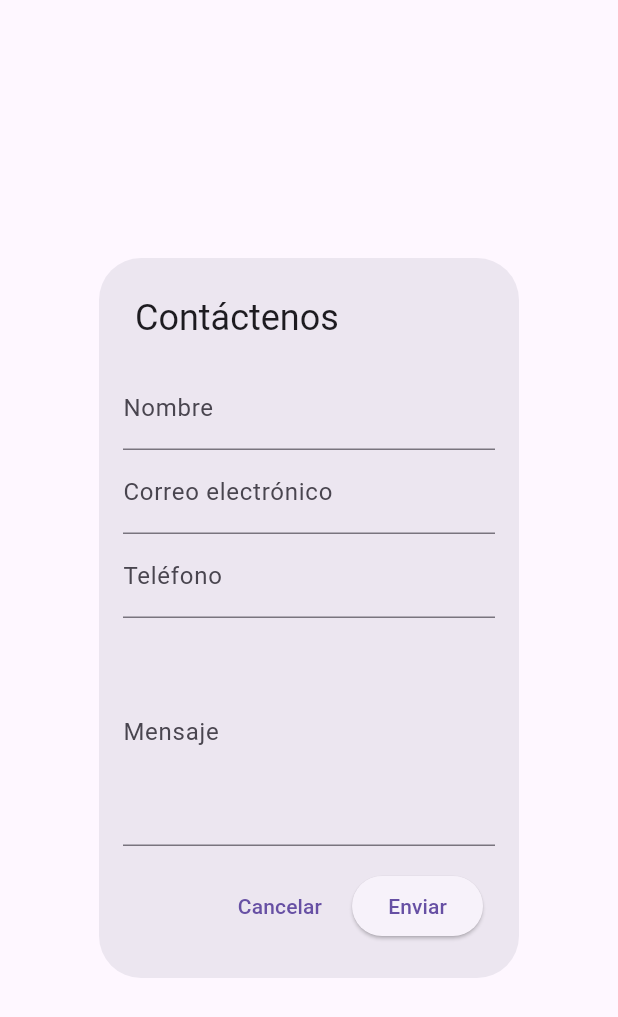
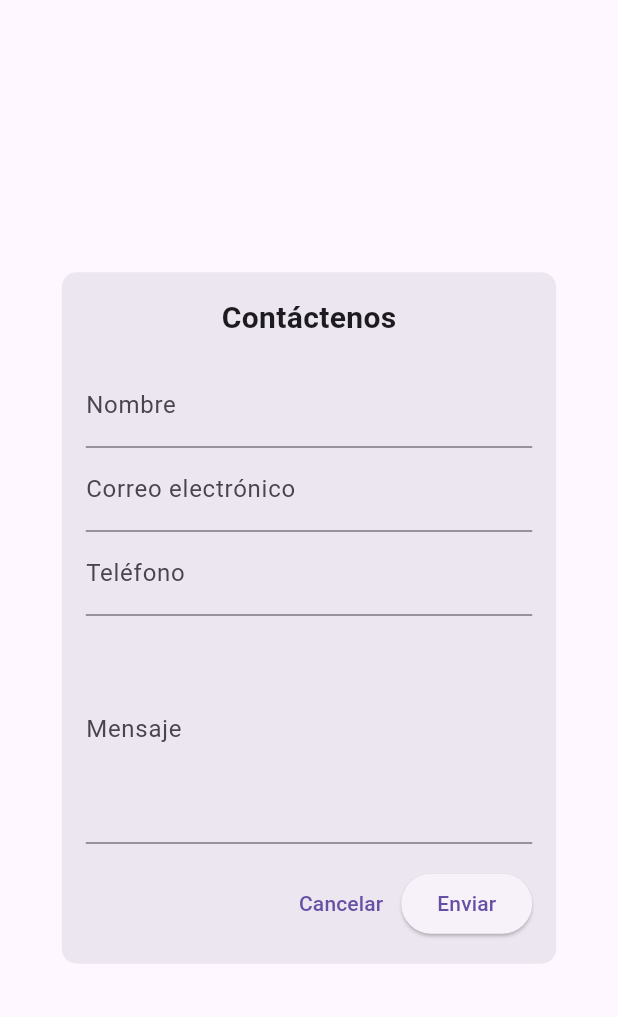
Before and after one commit to ivancho1212/app_flutter_conexion_agraria, a Flutter app: the ContactFormModal widget shown alone on an empty page, opened directly, on a phone screen of 412 x 824 dp. Shown: the top 1017 px of the screen. Run offline on Flutter 3.47's test engine with Material 3 defaults, Android fonts, the phone set to English and light mode, and no system bars; our stand-ins replace carousel_slider, google_maps_flutter, location; network calls fail.

Commit message:
change from and maps

```diff
--- a/lib/contact_form_modal.dart
+++ b/lib/contact_form_modal.dart
@@ -63,9 +63,22 @@ class _ContactFormModalState extends State<ContactFormModal> {
 
   @override
   Widget build(BuildContext context) {
-    return AlertDialog(
-      title: Text('Contáctenos'),
-      content: Form(
+    return Dialog(
+      shape: RoundedRectangleBorder(
+        borderRadius: BorderRadius.circular(10), // Esquinas menos redondeadas
+      ),
+      child: Container(
+        width: MediaQuery.of(context).size.width * 0.8, // Ancho personalizado
+        padding: EdgeInsets.all(16),
+        child: Column(
+          mainAxisSize: MainAxisSize.min,
+          children: [
+            Text(
+              'Contáctenos',
+              style: TextStyle(fontSize: 20, fontWeight: FontWeight.bold),
+            ),
+            SizedBox(height: 16),
+            Form(
               key: _formKey,
               child: Column(
                 mainAxisSize: MainAxisSize.min,
@@ -87,7 +100,8 @@ class _ContactFormModalState extends State<ContactFormModal> {
                     },
                   ),
                   TextFormField(
-              decoration: InputDecoration(labelText: 'Correo electrónico'),
+                    decoration:
+                        InputDecoration(labelText: 'Correo electrónico'),
                     onSaved: (value) => _email = value ?? '',
                     validator: (value) {
                       if (value == null || value.isEmpty) {
@@ -133,7 +147,10 @@ class _ContactFormModalState extends State<ContactFormModal> {
                 ],
               ),
             ),
-      actions: [
+            SizedBox(height: 16),
+            Row(
+              mainAxisAlignment: MainAxisAlignment.end,
+              children: [
                 TextButton(
                   onPressed: () {
                     Navigator.of(context).pop();
@@ -145,8 +162,10 @@ class _ContactFormModalState extends State<ContactFormModal> {
                   child: Text('Enviar'),
                 ),
               ],
-      contentPadding: EdgeInsets.all(16),
-      insetPadding: EdgeInsets.symmetric(horizontal: 20.0, vertical: 24.0),
+            ),
+          ],
+        ),
+      ),
     );
   }
 }
--- a/lib/property_details.dart
+++ b/lib/property_details.dart
@@ -148,7 +148,7 @@ class _PropertyDetailsState extends State<PropertyDetails> {
                     SizedBox(height: 16),
                     Row(
                       children: [
-                        Icon(Icons.thermostat, color: Colors.grey),
+                        Icon(Icons.brightness_6_outlined, color: Colors.grey),
                         SizedBox(width: 8),
                         Text('Clima: ${widget.property['clima']}'),
                       ],
@@ -156,7 +156,7 @@ class _PropertyDetailsState extends State<PropertyDetails> {
                     SizedBox(height: 8),
                     Row(
                       children: [
-                        Icon(Icons.square_foot, color: Colors.grey),
+                        Icon(Icons.crop_free, color: Colors.grey),
                         SizedBox(width: 8),
                         Text('Medidas: ${widget.property['medidas']} m²'),
                       ],
--- a/pubspec.yaml
+++ b/pubspec.yaml
@@ -11,11 +11,12 @@ dependencies:
   flutter:
     sdk: flutter
   http: ^0.13.0
-  google_maps_flutter: ^2.1.2
   flutter_svg: ^1.0.3
   cupertino_icons: ^1.0.6
   carousel_slider: ^4.1.1
   intl: ^0.17.0
+  google_maps_flutter: ^2.2.2 # Asegúrate de tener también el paquete de Google Maps
+  location: ^4.4.0
 
 dev_dependencies:
   flutter_test:
```
Also changed, not shown: lib/home.dart (+32 -25 lines), lib/map_screen.dart (added, +67 -0 lines), lib/profile.dart (added, +15 -0 lines), lib/property_card.dart (+18 -8 lines), pubspec.lock, 3 other files. Lines whose indentation alone changed are shown as unchanged.
